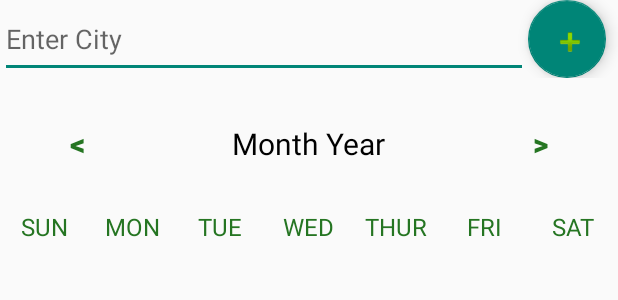
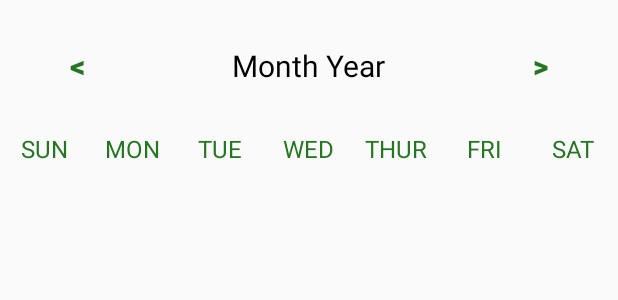
Before and after one commit to csci-4211-mocal/mocal, an Android app: the layout activity_main.xml on its own in the app's theme, with its tools: preview values and no code run, on a phone screen of 412 x 824 dp. Shown: the top 300 px of the screen. Run offline under Robolectric (Android 15) with nearby library versions, the phone set to English and light mode, and no system bars.

```diff
--- a/app/src/main/res/layout/activity_main.xml
+++ b/app/src/main/res/layout/activity_main.xml
@@ -8,33 +8,33 @@
     android:orientation="vertical"
     tools:context=".MainActivity">
 
-    <LinearLayout
-        android:layout_width="match_parent"
-        android:layout_height="52dp"
-        android:orientation="vertical">
+<!--    <LinearLayout-->
+<!--        android:layout_width="match_parent"-->
+<!--        android:layout_height="52dp"-->
+<!--        android:orientation="vertical">-->
 
-        <LinearLayout
-            android:layout_width="match_parent"
-            android:layout_height="match_parent"
-            android:orientation="horizontal">
+<!--        <LinearLayout-->
+<!--            android:layout_width="match_parent"-->
+<!--            android:layout_height="match_parent"-->
+<!--            android:orientation="horizontal">-->
 
-            <EditText
-                android:id="@+id/enterCity"
-                android:layout_width="352dp"
-                android:layout_height="match_parent"
-                android:hint="Enter City" />
+<!--            <EditText-->
+<!--                android:id="@+id/enterCity"-->
+<!--                android:layout_width="352dp"-->
+<!--                android:layout_height="match_parent"-->
+<!--                android:hint="Enter City" />-->
 
-            <com.google.android.material.floatingactionbutton.FloatingActionButton
-                android:id="@+id/submit"
-                android:layout_width="wrap_content"
-                android:layout_height="wrap_content"
-                android:layout_weight="1"
-                android:clickable="true"
-                android:contentDescription="@android:string/yes"
-                app:srcCompat="@android:drawable/ic_input_add" />
-        </LinearLayout>
+<!--            <com.google.android.material.floatingactionbutton.FloatingActionButton-->
+<!--                android:id="@+id/submit"-->
+<!--                android:layout_width="wrap_content"-->
+<!--                android:layout_height="wrap_content"-->
+<!--                android:layout_weight="1"-->
+<!--                android:clickable="true"-->
+<!--                android:contentDescription="@android:string/yes"-->
+<!--                app:srcCompat="@android:drawable/ic_input_add" />-->
+<!--        </LinearLayout>-->
 
-    </LinearLayout>
+<!--    </LinearLayout>-->
 
     <LinearLayout
         android:layout_width="match_parent"
--- a/app/src/main/res/values/strings.xml
+++ b/app/src/main/res/values/strings.xml
@@ -4,5 +4,4 @@
     <string name="forward"><![CDATA[>]]></string>
     <string name="shared_prefs">shared_prefs</string>
     <string name="user_data">user_data</string>
-    <string name="apikey">bc5175d04ffa12b84dbe6434edd06817</string>
 </resources>
```
Also changed, not shown: app/src/main/java/com/csci_4211_mocal/mocal/CalendarAdapter.java (+7 -4 lines), app/src/main/java/com/csci_4211_mocal/mocal/MainActivity.java (+46 -92 lines), app/src/main/java/com/csci_4211_mocal/mocal/services/GPS.java (added, +64 -0 lines), app/src/main/java/com/csci_4211_mocal/mocal/services/Network.java (added, +50 -0 lines).
